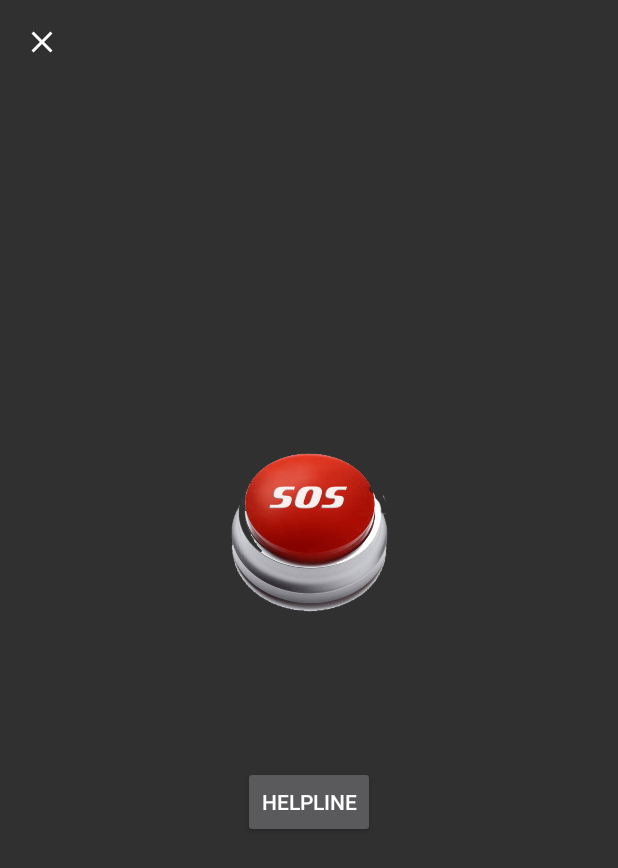
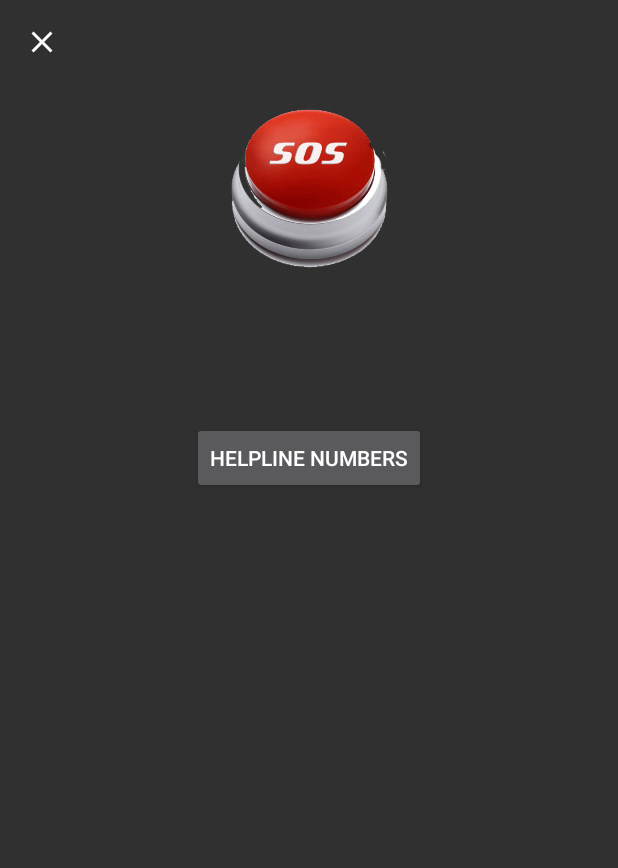
Before and after one commit to SaiArrow/EmergencyApp, an Android app: the screen it shows after launch (SosActivity), on a phone screen of 412 x 824 dp. Shown: the top 868 px of the screen. Run offline under Robolectric (Android 15) with nearby library versions, the light colour scheme and no system bars; our stand-ins replace Firebase (no records; nobody signed in at launch, a user with empty details on screens opened directly); libraries missing offline, so code that uses them is left out: com.firebase.ui.

Commit message:
ScrollViews

```diff
--- a/app/src/main/res/layout/activity_sos.xml
+++ b/app/src/main/res/layout/activity_sos.xml
@@ -11,6 +11,9 @@
 
     </android.support.v7.widget.Toolbar>
 
+    <ScrollView
+        android:layout_width="match_parent"
+        android:layout_height="wrap_content">
     <LinearLayout
         android:orientation="vertical"
         android:layout_width="match_parent"
@@ -39,4 +42,5 @@
 
 
     </LinearLayout>
+    </ScrollView>
 </LinearLayout>
--- a/app/src/main/res/values/strings.xml
+++ b/app/src/main/res/values/strings.xml
@@ -3,7 +3,7 @@
     <string name="title_activity_map">Map</string>
     <string name="news">News</string>
     <string name="title">Title</string>
-    <string name="emergency_contacts">Helpline</string>
+    <string name="emergency_contacts">Helpline Numbers</string>
     <string name="safety_tips">Safety Tips</string>
     <string name="personal_contacts">Emergency Contacts</string>
     <string name="newsfeed">Newsfeed</string>
```
Also changed, not shown: app/src/main/res/layout/activity_sos2.xml (+6 -3 lines).
